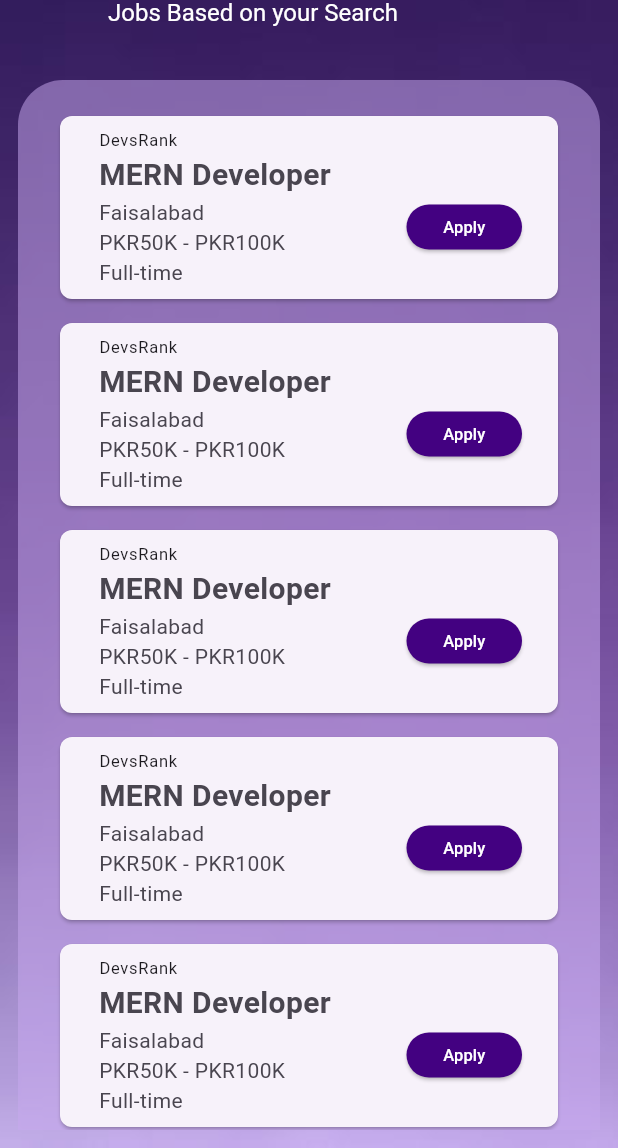
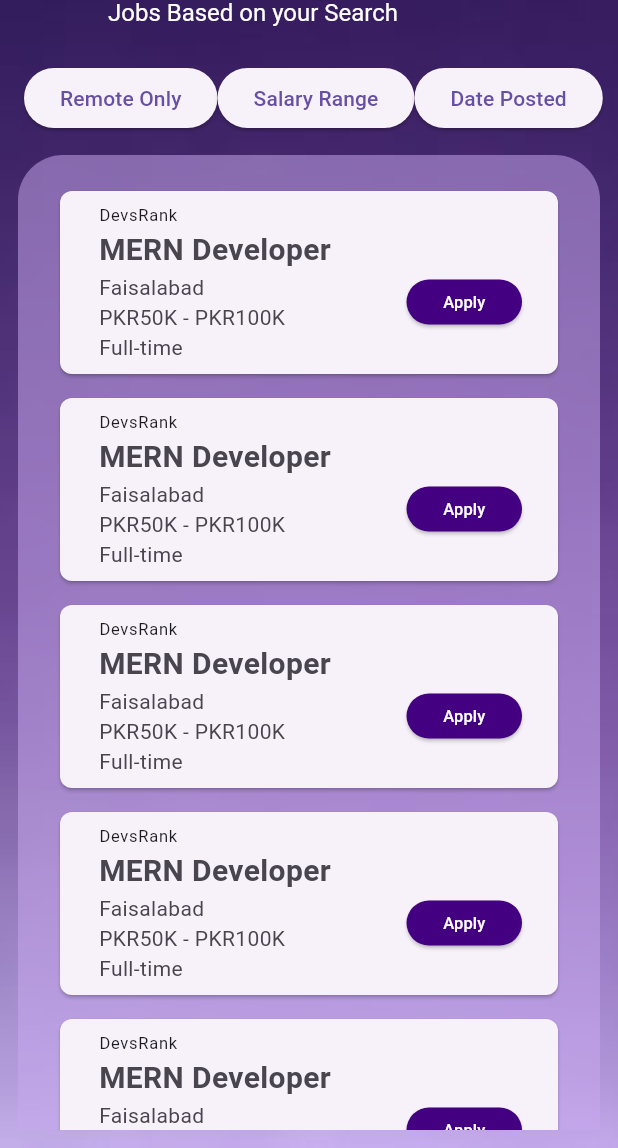
Before and after one commit to AbdulRafayDeveloper/mobile-app-semester-project, a Flutter app: the screen it shows after launch, on a phone screen of 412 x 824 dp, the part 88-1236 px from its top. Run offline on Flutter 3.47's test engine with Material 3 defaults, Android fonts, the phone set to English and light mode, and no system bars; our stand-ins replace image_picker; key blocks and very long unbroken strings in the code were emptied for the run.

Commit message:
updated code

```diff
--- a/genxcareer/lib/screens/jobs_screen.dart
+++ b/genxcareer/lib/screens/jobs_screen.dart
@@ -291,7 +291,9 @@ class _JobsScreenState extends State<JobsScreen> {
                           ],
                         ),
                       ),
+
                     ],
+
                   ),
                 ),
                 ],
@@ -301,10 +303,42 @@ class _JobsScreenState extends State<JobsScreen> {
                 toolbarHeight: 100,  // Set the height of the AppBar
 
               ),
+
             ),
+            Positioned(
+            top: 100,  // Adjusted to place after the AppBar
+            left: 0,
+            right: 0,
+            child: Padding(
+              padding: const EdgeInsets.symmetric(horizontal: 16.0),
+              child: Row(
+                mainAxisAlignment: MainAxisAlignment.spaceEvenly,
+                children: [
+                  ElevatedButton(
+                    onPressed: () {
+                      print('Remote Only filter pressed');
+                    },
+                    child: Text('Remote Only'),
+                  ),
+                  ElevatedButton(
+                    onPressed: () {
+                      print('Salary Range filter pressed');
+                    },
+                    child: Text('Salary Range'),
+                  ),
+                  ElevatedButton(
+                    onPressed: () {
+                      print('Date Posted filter pressed');
+                    },
+                    child: Text('Date Posted'),
+                  ),
+                ],
+              ),
+            ),
+          ),
             // Main content inside Column
             Positioned(
-              top: 100,  // Adjusted to accommodate the increased AppBar height
+              top: 150,  // Adjusted to accommodate the increased AppBar height
               left: 0,
               right: 0,
               bottom: 0,
```
